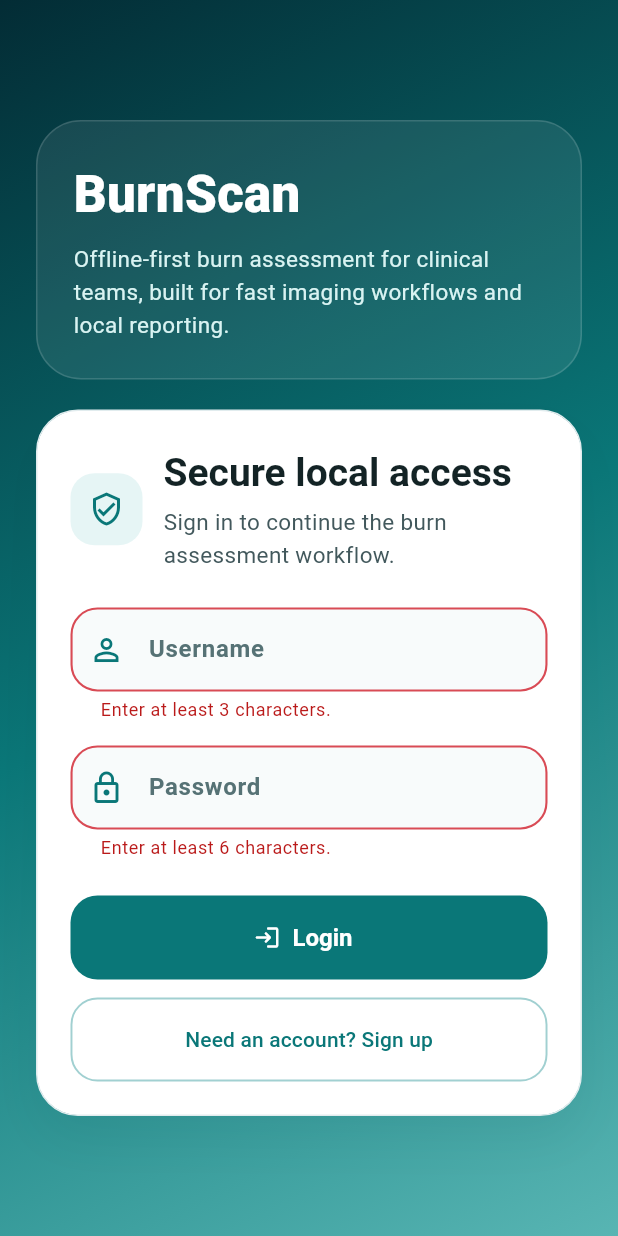
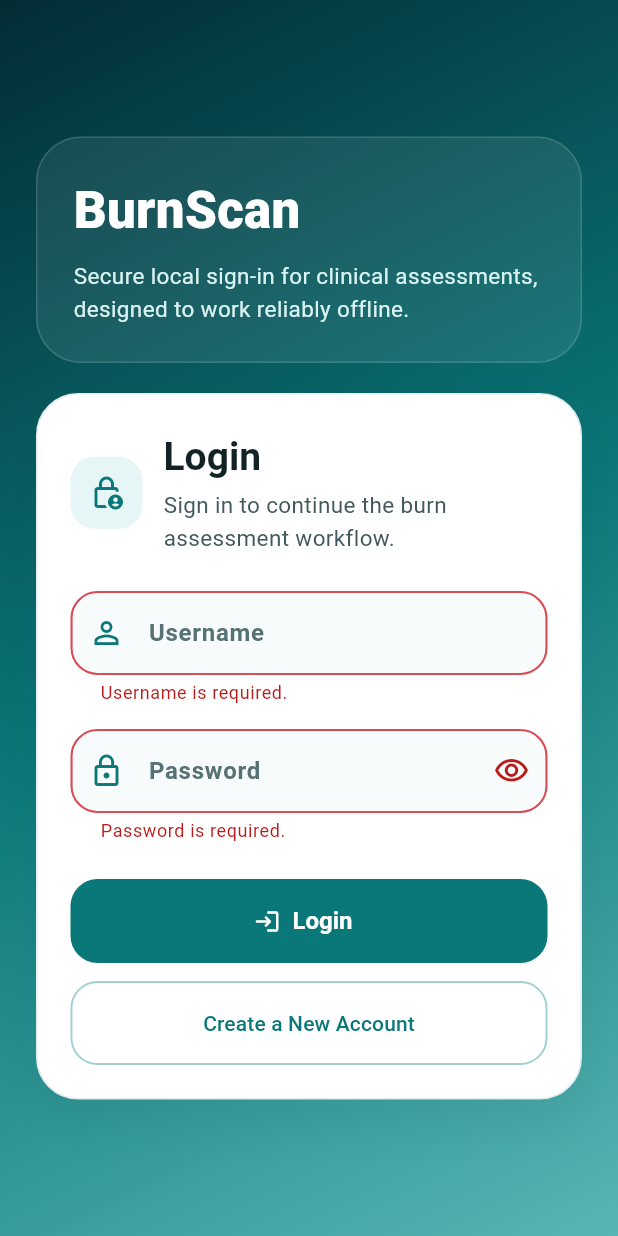
Before and after one commit to sanchitapatel29/BurnScan, a Flutter app: the screen it shows after launch, after a tap on "Login", on a phone screen of 412 x 824 dp. Run offline on Flutter 3.47's test engine with Material 3 defaults, Android fonts, the phone set to English and light mode, and no system bars; our stand-ins replace image_picker, pdf, shared_preferences, sqflite; accounts and stored records are empty.

Commit message:
Backend login signup and few more controllers

```diff
--- a/lib/main.dart
+++ b/lib/main.dart
@@ -2,10 +2,11 @@ import 'package:burn_scan/providers/auth_provider.dart';
 import 'package:burn_scan/providers/editing_provider.dart';
 import 'package:burn_scan/providers/image_workflow_provider.dart';
 import 'package:burn_scan/providers/patient_provider.dart';
-import 'package:burn_scan/screens/auth_screen.dart';
 import 'package:burn_scan/screens/home_screen.dart';
+import 'package:burn_scan/screens/login_screen.dart';
 import 'package:burn_scan/screens/splash_screen.dart';
 import 'package:burn_scan/services/auth_service.dart';
+import 'package:burn_scan/services/database_service.dart';
 import 'package:burn_scan/services/image_service.dart';
 import 'package:burn_scan/services/ml_service.dart';
 import 'package:burn_scan/services/report_service.dart';
@@ -25,7 +26,10 @@ class BurnScanApp extends StatelessWidget {
   Widget build(BuildContext context) {
     return MultiProvider(
       providers: [
-        Provider(create: (_) => AuthService()),
+        Provider(create: (_) => DatabaseService.instance),
+        Provider(
+          create: (context) => AuthService(context.read<DatabaseService>()),
+        ),
         Provider(create: (_) => ImageService()),
         Provider(create: (_) => const MLService()),
         Provider(create: (_) => ReportService()),
@@ -68,7 +72,7 @@ class AuthGate extends StatelessWidget {
 
         return authProvider.isLoggedIn
             ? const HomeScreen()
-            : const AuthScreen();
+            : const LoginScreen();
       },
     );
   }
--- a/lib/providers/auth_provider.dart
+++ b/lib/providers/auth_provider.dart
@@ -8,39 +8,69 @@ class AuthProvider extends ChangeNotifier {
 
   bool _isLoggedIn = false;
   bool _isReady = false;
+  bool _isLoading = false;
   String? _error;
+  String? _currentUser;
 
   bool get isLoggedIn => _isLoggedIn;
   bool get isReady => _isReady;
+  bool get isLoading => _isLoading;
   String? get error => _error;
+  String? get currentUser => _currentUser;
+
+  void clearError() {
+    if (_error == null) {
+      return;
+    }
+    _error = null;
+    notifyListeners();
+  }
 
   Future<void> initialize() async {
     _isLoggedIn = await _authService.hasSession();
+    _currentUser = await _authService.getCurrentUser();
     _isReady = true;
     notifyListeners();
   }
 
   Future<bool> login(String username, String password) async {
+    _isLoading = true;
     _error = null;
+    notifyListeners();
+
     final success = await _authService.login(
       username: username.trim(),
       password: password,
     );
+
     _isLoggedIn = success;
     if (!success) {
       _error = 'Invalid username or password.';
+      _currentUser = null;
+    } else {
+      _currentUser = username.trim();
     }
+
+    _isLoading = false;
     notifyListeners();
     return success;
   }
 
   Future<bool> signup(String username, String password) async {
+    _isLoading = true;
     _error = null;
+    notifyListeners();
+
     final success = await _authService.signup(
       username: username.trim(),
       password: password,
     );
-    _isLoggedIn = success;
+
+    if (!success) {
+      _error = 'Username already exists.';
+    }
+
+    _isLoading = false;
     notifyListeners();
     return success;
   }
@@ -48,6 +78,7 @@ class AuthProvider extends ChangeNotifier {
   Future<void> logout() async {
     await _authService.logout();
     _isLoggedIn = false;
+    _currentUser = null;
     notifyListeners();
   }
 }
--- a/lib/screens/home_screen.dart
+++ b/lib/screens/home_screen.dart
@@ -2,7 +2,7 @@ import 'package:burn_scan/providers/auth_provider.dart';
 import 'package:burn_scan/providers/editing_provider.dart';
 import 'package:burn_scan/providers/image_workflow_provider.dart';
 import 'package:burn_scan/providers/patient_provider.dart';
-import 'package:burn_scan/screens/auth_screen.dart';
+import 'package:burn_scan/screens/login_screen.dart';
 import 'package:burn_scan/screens/patient_details_screen.dart';
 import 'package:burn_scan/widgets/app_shell.dart';
 import 'package:burn_scan/widgets/home_action_tile.dart';
@@ -27,7 +27,7 @@ class HomeScreen extends StatelessWidget {
               return;
             }
             Navigator.of(context).pushAndRemoveUntil(
-              MaterialPageRoute<void>(builder: (_) => const AuthScreen()),
+              MaterialPageRoute<void>(builder: (_) => const LoginScreen()),
               (route) => false,
             );
           },
--- /dev/null
+++ b/lib/screens/login_screen.dart
@@ -0,0 +1,307 @@
+import 'package:burn_scan/providers/auth_provider.dart';
+import 'package:burn_scan/screens/home_screen.dart';
+import 'package:burn_scan/screens/signup_screen.dart';
+import 'package:burn_scan/widgets/info_card.dart';
+import 'package:flutter/material.dart';
+import 'package:provider/provider.dart';
+
+class LoginScreen extends StatefulWidget {
+  const LoginScreen({super.key});
+
+  @override
+  State<LoginScreen> createState() => _LoginScreenState();
+}
+
+class _LoginScreenState extends State<LoginScreen> {
+  final _formKey = GlobalKey<FormState>();
+  final _usernameController = TextEditingController();
+  final _passwordController = TextEditingController();
+  bool _obscurePassword = true;
+
+  @override
+  void initState() {
+    super.initState();
+    WidgetsBinding.instance.addPostFrameCallback((_) {
+      if (!mounted) {
+        return;
+      }
+      context.read<AuthProvider>().clearError();
+    });
+  }
+
+  @override
+  void dispose() {
+    _usernameController.dispose();
+    _passwordController.dispose();
+    super.dispose();
+  }
+
+  @override
+  Widget build(BuildContext context) {
+    final authProvider = context.watch<AuthProvider>();
+
+    return Scaffold(
+      body: Container(
+        decoration: const BoxDecoration(
+          gradient: LinearGradient(
+            colors: [Color(0xFF032C35), Color(0xFF0A7778), Color(0xFF58B5B3)],
+            begin: Alignment.topLeft,
+            end: Alignment.bottomRight,
+          ),
+        ),
+        child: SafeArea(
+          child: Center(
+            child: SingleChildScrollView(
+              padding: const EdgeInsets.all(24),
+              child: ConstrainedBox(
+                constraints: const BoxConstraints(maxWidth: 430),
+                child: Column(
+                  crossAxisAlignment: CrossAxisAlignment.start,
+                  children: [
+                    Container(
+                      padding: const EdgeInsets.all(24),
+                      decoration: BoxDecoration(
+                        color: Colors.white.withOpacity(0.08),
+                        borderRadius: BorderRadius.circular(30),
+                        border: Border.all(
+                          color: Colors.white.withOpacity(0.14),
+                        ),
+                      ),
+                      child: const Column(
+                        crossAxisAlignment: CrossAxisAlignment.start,
+                        children: [
+                          Text(
+                            'BurnScan',
+                            style: TextStyle(
+                              color: Colors.white,
+                              fontSize: 34,
+                              fontWeight: FontWeight.w800,
+                            ),
+                          ),
+                          SizedBox(height: 8),
+                          Text(
+                            'Secure local sign-in for clinical assessments, designed to work reliably offline.',
+                            style: TextStyle(
+                              color: Color(0xFFD9F3F2),
+                              height: 1.45,
+                              fontSize: 15,
+                            ),
+                          ),
+                        ],
+                      ),
+                    ),
+                    const SizedBox(height: 20),
+                    InfoCard(
+                      padding: const EdgeInsets.fromLTRB(22, 24, 22, 22),
+                      child: Form(
+                        key: _formKey,
+                        child: Column(
+                          crossAxisAlignment: CrossAxisAlignment.start,
+                          children: [
+                            Row(
+                              children: [
+                                Container(
+                                  height: 48,
+                                  width: 48,
+                                  decoration: BoxDecoration(
+                                    color: const Color(0xFFE6F5F5),
+                                    borderRadius: BorderRadius.circular(16),
+                                  ),
+                                  child: const Icon(
+                                    Icons.lock_person_outlined,
+                                    color: Color(0xFF0A7778),
+                                  ),
+                                ),
+                                const SizedBox(width: 14),
+                                Expanded(
+                                  child: Column(
+                                    crossAxisAlignment:
+                                        CrossAxisAlignment.start,
+                                    children: [
+                                      Text(
+                                        'Login',
+                                        style: Theme.of(context)
+                                            .textTheme
+                                            .headlineSmall
+                                            ?.copyWith(fontSize: 26),
+                                      ),
+                                      const SizedBox(height: 4),
+                                      Text(
+                                        'Sign in to continue the burn assessment workflow.',
+                                        style: Theme.of(context)
+                                            .textTheme
+                                            .bodyMedium,
+                                      ),
+                                    ],
+                                  ),
+                                ),
+                              ],
+                            ),
+                            const SizedBox(height: 24),
+                            TextFormField(
+                              controller: _usernameController,
+                              decoration: const InputDecoration(
+                                labelText: 'Username',
+                                hintText: 'Enter your username',
+                                prefixIcon: Icon(
+                                  Icons.person_outline,
+                                  color: Color(0xFF0A7778),
+                                ),
+                              ),
+                              validator: (value) {
+                                if (value == null || value.trim().isEmpty) {
+                                  return 'Username is required.';
+                                }
+                                return null;
+                              },
+                            ),
+                            const SizedBox(height: 16),
+                            TextFormField(
+                              controller: _passwordController,
+                              obscureText: _obscurePassword,
+                              decoration: InputDecoration(
+                                labelText: 'Password',
+                                hintText: 'Enter your password',
+                                prefixIcon: const Icon(
+                                  Icons.lock_outline,
+                                  color: Color(0xFF0A7778),
+                                ),
+                                suffixIcon: IconButton(
+                                  onPressed: () {
+                                    setState(() {
+                                      _obscurePassword = !_obscurePassword;
+                                    });
+                                  },
+                                  icon: Icon(
+                                    _obscurePassword
+                                        ? Icons.visibility_outlined
+                                        : Icons.visibility_off_outlined,
+                                  ),
+                                ),
+                              ),
+                              validator: (value) {
+                                if (value == null || value.isEmpty) {
+                                  return 'Password is required.';
+                                }
+                                return null;
+                              },
+                            ),
+                            if (authProvider.error != null) ...[
+                              const SizedBox(height: 14),
+                              Container(
+                                width: double.infinity,
+                                padding: const EdgeInsets.all(14),
+                                decoration: BoxDecoration(
+                                  color: const Color(0xFFFFF3F4),
+                                  borderRadius: BorderRadius.circular(18),
+                                  border: Border.all(
+                                    color: const Color(0xFFF1C9CE),
+                                  ),
+                                ),
+                                child: Text(
+                                  authProvider.error!,
+                                  style: TextStyle(
+                                    color: Theme.of(context).colorScheme.error,
+                                    fontWeight: FontWeight.w600,
+                                  ),
+                                ),
+                              ),
+                            ],
+                            const SizedBox(height: 24),
+                            SizedBox(
+                              width: double.infinity,
+                              child: FilledButton.icon(
+                                onPressed:
+                                    authProvider.isLoading ? null : _submit,
+                                icon: authProvider.isLoading
+                                    ? const SizedBox(
+                                        height: 18,
+                                        width: 18,
+                                        child: CircularProgressIndicator(
+                                          strokeWidth: 2.2,
+                                          color: Colors.white,
+                                        ),
+                                      )
+                                    : const Icon(Icons.login_rounded),
+                                label: const Text('Login'),
+                              ),
+                            ),
+                            const SizedBox(height: 12),
+                            SizedBox(
+                              width: double.infinity,
+                              child: OutlinedButton(
+                                onPressed: authProvider.isLoading
+                                    ? null
+                                    : () async {
+                                        final created = await Navigator.of(
+                                          context,
+                                        ).push<bool>(
+                                          MaterialPageRoute<bool>(
+                                            builder: (_) =>
+                                                const SignupScreen(),
+                                          ),
+                                        );
+                                        if (!mounted || created != true) {
+                                          return;
+                                        }
+                                        ScaffoldMessenger.of(
+                                          context,
+                                        ).showSnackBar(
+                                          const SnackBar(
+                                            content: Text(
+                                              'Signup successful. Please login to continue.',
+                                            ),
+                                          ),
+                                        );
+                                      },
+                                style: OutlinedButton.styleFrom(
+                                  foregroundColor: const Color(0xFF0A7778),
+                                  minimumSize: const Size.fromHeight(56),
+                                  side: const BorderSide(
+                                    color: Color(0xFFA1D0D1),
+                                    width: 1.3,
+                                  ),
+                                  shape: RoundedRectangleBorder(
+                                    borderRadius: BorderRadius.circular(18),
+                                  ),
+                                ),
+                                child: const Text('Create a New Account'),
+                              ),
+                            ),
+                          ],
+                        ),
+                      ),
+                    ),
+                  ],
+                ),
+              ),
+            ),
+          ),
+        ),
+      ),
+    );
+  }
+
+  Future<void> _submit() async {
+    if (!_formKey.currentState!.validate()) {
+      return;
+    }
+
+    final authProvider = context.read<AuthProvider>();
+    final success = await authProvider.login(
+      _usernameController.text,
+      _passwordController.text,
+    );
+
+    if (!mounted) {
+      return;
+    }
+
+    if (success) {
+      Navigator.of(context).pushAndRemoveUntil(
+        MaterialPageRoute<void>(builder: (_) => const HomeScreen()),
+        (route) => false,
+      );
+    }
+  }
+}
--- a/lib/screens/splash_screen.dart
+++ b/lib/screens/splash_screen.dart
@@ -1,8 +1,8 @@
 import 'dart:async';
 
 import 'package:burn_scan/providers/auth_provider.dart';
-import 'package:burn_scan/screens/auth_screen.dart';
 import 'package:burn_scan/screens/home_screen.dart';
+import 'package:burn_scan/screens/login_screen.dart';
 import 'package:flutter/material.dart';
 import 'package:provider/provider.dart';
 
@@ -70,7 +70,7 @@ class _SplashScreenState extends State<SplashScreen>
       PageRouteBuilder<void>(
         transitionDuration: const Duration(milliseconds: 500),
         pageBuilder: (_, __, ___) =>
-            authProvider.isLoggedIn ? const HomeScreen() : const AuthScreen(),
+            authProvider.isLoggedIn ? const HomeScreen() : const LoginScreen(),
         transitionsBuilder: (context, animation, secondaryAnimation, child) {
           return FadeTransition(
             opacity: CurvedAnimation(
--- a/lib/services/auth_service.dart
+++ b/lib/services/auth_service.dart
@@ -1,23 +1,55 @@
+import 'dart:convert';
+
+import 'package:burn_scan/services/database_service.dart';
+import 'package:crypto/crypto.dart';
 import 'package:shared_preferences/shared_preferences.dart';
 
 class AuthService {
-  static const _usernameKey = 'saved_username';
-  static const _passwordKey = 'saved_password';
-  static const _loggedInKey = 'is_logged_in';
+  AuthService(this._databaseService);
+
+  static const _loggedInKey = 'loggedIn';
+  static const _currentUserKey = 'currentUser';
+
+  final DatabaseService _databaseService;
 
   Future<bool> hasSession() async {
     final prefs = await SharedPreferences.getInstance();
     return prefs.getBool(_loggedInKey) ?? false;
   }
 
+  Future<String?> getCurrentUser() async {
+    final prefs = await SharedPreferences.getInstance();
+    return prefs.getString(_currentUserKey);
+  }
+
   Future<bool> signup({
     required String username,
     required String password,
   }) async {
-    final prefs = await SharedPreferences.getInstance();
-    await prefs.setString(_usernameKey, username);
-    await prefs.setString(_passwordKey, password);
-    await prefs.setBool(_loggedInKey, true);
+    final db = await _databaseService.database;
+    final normalizedUsername = username.trim();
+
+    final existingUsers = await db.query(
+      DatabaseService.usersTable,
+      columns: ['id'],
+      where: 'username = ?',
+      whereArgs: [normalizedUsername],
+      limit: 1,
+    );
+
+    if (existingUsers.isNotEmpty) {
+      return false;
+    }
+
+    await db.insert(
+      DatabaseService.usersTable,
+      {
+        'username': normalizedUsername,
+        'password': _hashPassword(password),
+        'created_at': DateTime.now().toIso8601String(),
+      },
+    );
+
     return true;
   }
 
@@ -25,20 +57,40 @@ class AuthService {
     required String username,
     required String password,
   }) async {
-    final prefs = await SharedPreferences.getInstance();
-    final savedUsername = prefs.getString(_usernameKey);
-    final savedPassword = prefs.getString(_passwordKey);
+    final db = await _databaseService.database;
+    final normalizedUsername = username.trim();
 
-    if (savedUsername == username && savedPassword == password) {
-      await prefs.setBool(_loggedInKey, true);
-      return true;
+    final users = await db.query(
+      DatabaseService.usersTable,
+      columns: ['username', 'password'],
+      where: 'username = ?',
+      whereArgs: [normalizedUsername],
+      limit: 1,
+    );
+
+    if (users.isEmpty) {
+      return false;
     }
 
-    return false;
+    final savedPasswordHash = users.first['password'] as String;
+    final passwordHash = _hashPassword(password);
+    if (savedPasswordHash != passwordHash) {
+      return false;
+    }
+
+    final prefs = await SharedPreferences.getInstance();
+    await prefs.setBool(_loggedInKey, true);
+    await prefs.setString(_currentUserKey, normalizedUsername);
+    return true;
   }
 
   Future<void> logout() async {
     final prefs = await SharedPreferences.getInstance();
     await prefs.setBool(_loggedInKey, false);
+    await prefs.remove(_currentUserKey);
+  }
+
+  String _hashPassword(String password) {
+    return sha256.convert(utf8.encode(password)).toString();
   }
 }
--- /dev/null
+++ b/lib/services/database_service.dart
@@ -0,0 +1,43 @@
+import 'package:path/path.dart' as p;
+import 'package:sqflite/sqflite.dart';
+
+class DatabaseService {
+  DatabaseService._();
+
+  static final DatabaseService instance = DatabaseService._();
+
+  static const _databaseName = 'burnscan_auth.db';
+  static const _databaseVersion = 1;
+  static const usersTable = 'users';
+
+  Database? _database;
+
+  Future<Database> get database async {
+    if (_database != null) {
+      return _database!;
+    }
+
+    _database = await _initDatabase();
+    return _database!;
+  }
+
+  Future<Database> _initDatabase() async {
+    final databasesPath = await getDatabasesPath();
+    final path = p.join(databasesPath, _databaseName);
+
+    return openDatabase(
+      path,
+      version: _databaseVersion,
+      onCreate: (db, version) async {
+        await db.execute('''
+          CREATE TABLE $usersTable (
+            id INTEGER PRIMARY KEY AUTOINCREMENT,
+            username TEXT UNIQUE NOT NULL,
+            password TEXT NOT NULL,
+            created_at TEXT
+          )
+        ''');
+      },
+    );
+  }
+}
--- a/pubspec.yaml
+++ b/pubspec.yaml
@@ -10,13 +10,16 @@ dependencies:
   flutter:
     sdk: flutter
   cupertino_icons: ^1.0.6
+  crypto: ^3.0.6
   image: ^4.1.7
   image_picker: ^1.0.7
   intl: ^0.19.0
+  path: ^1.9.1
   path_provider: ^2.1.2
   pdf: ^3.10.8
   provider: ^6.1.2
   shared_preferences: ^2.2.2
+  sqflite: ^2.4.2
 
 dev_dependencies:
   flutter_test:
```
Also changed, not shown: lib/screens/signup_screen.dart (added, +209 -0 lines).
